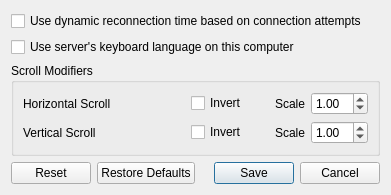
Qt form src/lib/gui/dialogs/ClientConfigDialog.ui (deskflow/deskflow) before a commit.
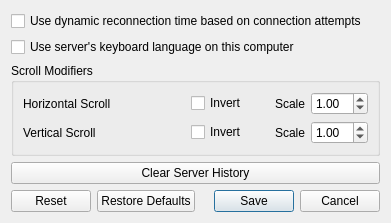
The same form after that commit.

Commit message: feat: remember previously used server addresses (#8114)

```diff
--- a/src/lib/gui/dialogs/ClientConfigDialog.ui
+++ b/src/lib/gui/dialogs/ClientConfigDialog.ui
@@ -164,6 +164,13 @@
      </layout>
     </widget>
    </item>
+   <item>
+    <widget class="QPushButton" name="btnClearServerHistory">
+     <property name="text">
+      <string>Clear Server History</string>
+     </property>
+    </widget>
+   </item>
    <item>
     <widget class="QDialogButtonBox" name="buttonBox">
      <property name="orientation">
```
The commit also changes 4 other files.
